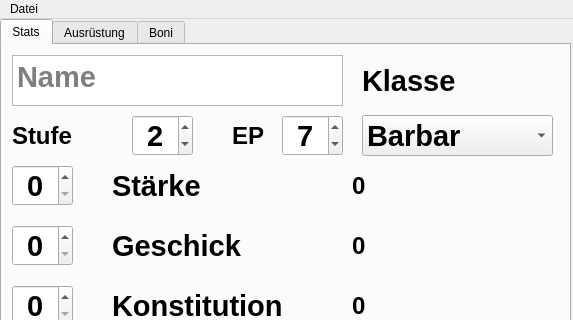
First picture: the form in CharGUI.ui, repository Braastos/DWCM, before the edit; both pictures show x 0 to 573 and y 0 to 320 of the 573 by 695 pixel window.
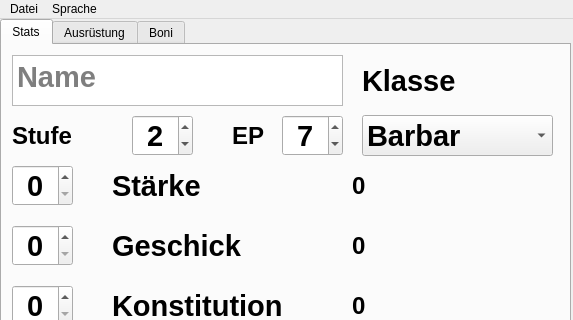
Second picture: the form after the edit. Icons and pictures are not drawn.

```diff
--- a/CharGUI.ui
+++ b/CharGUI.ui
@@ -1851,7 +1851,15 @@
     <addaction name="actionCharakter_loeschen"/>
     <addaction name="actionProgramm_beenden"/>
    </widget>
+   <widget class="QMenu" name="menuSprache">
+    <property name="title">
+     <string>Sprache</string>
+    </property>
+    <addaction name="actionEnglisch"/>
+    <addaction name="actionDeutsch"/>
+   </widget>
    <addaction name="menuDatei"/>
+   <addaction name="menuSprache"/>
   </widget>
   <action name="actionLaden">
    <property name="text">
```
Left out of the diff: 10 changed lines with no effect on the pictures.
